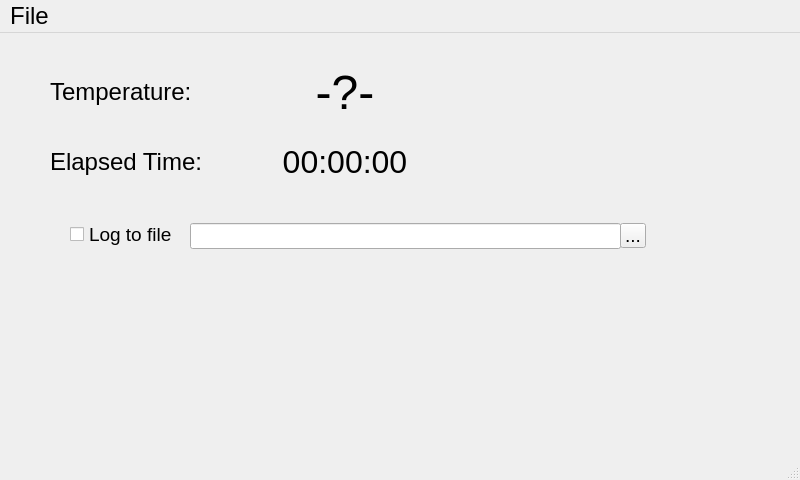
This is app/ui/form.ui in jmgrady/rpi-thermometer as Qt 5 draws it before an edit. The edited form follows.
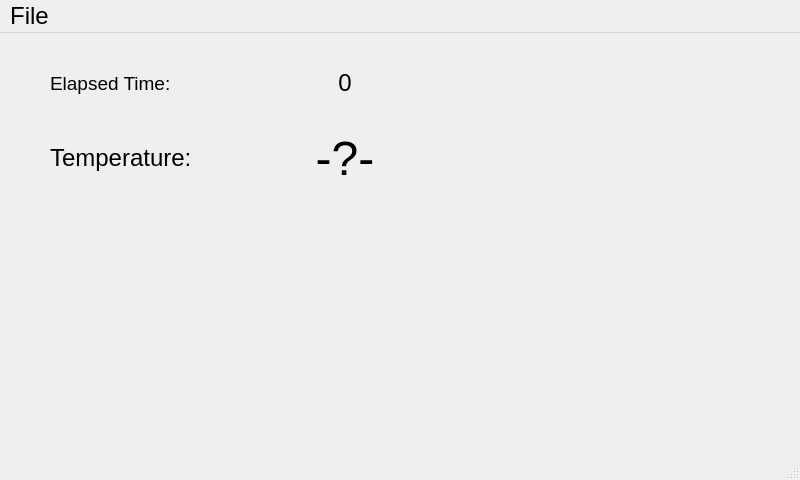
This is the edited form.

Patch:
```diff
--- a/app/ui/form.ui
+++ b/app/ui/form.ui
@@ -31,38 +31,11 @@
       <x>50</x>
       <y>20</y>
       <width>391</width>
-      <height>133</height>
+      <height>144</height>
      </rect>
     </property>
     <layout class="QGridLayout" name="gridLayout">
-     <item row="0" column="1">
-      <widget class="QLabel" name="tempValue">
-       <property name="font">
-        <font>
-         <pointsize>36</pointsize>
-        </font>
-       </property>
-       <property name="text">
-        <string>-?-</string>
-       </property>
-       <property name="alignment">
-        <set>Qt::AlignmentFlag::AlignCenter</set>
-       </property>
-      </widget>
-     </item>
      <item row="1" column="0">
-      <widget class="QLabel" name="timeLabel">
-       <property name="font">
-        <font>
-         <pointsize>18</pointsize>
-        </font>
-       </property>
-       <property name="text">
-        <string>Elapsed Time:</string>
-       </property>
-      </widget>
-     </item>
-     <item row="0" column="0">
       <widget class="QLabel" name="tempLabel">
        <property name="minimumSize">
         <size>
@@ -81,14 +54,41 @@
       </widget>
      </item>
      <item row="1" column="1">
+      <widget class="QLabel" name="tempValue">
+       <property name="font">
+        <font>
+         <pointsize>36</pointsize>
+        </font>
+       </property>
+       <property name="text">
+        <string>-?-</string>
+       </property>
+       <property name="alignment">
+        <set>Qt::AlignmentFlag::AlignCenter</set>
+       </property>
+      </widget>
+     </item>
+     <item row="0" column="0">
+      <widget class="QLabel" name="timeLabel">
+       <property name="font">
+        <font>
+         <pointsize>14</pointsize>
+        </font>
+       </property>
+       <property name="text">
+        <string>Elapsed Time:</string>
+       </property>
+      </widget>
+     </item>
+     <item row="0" column="1">
       <widget class="QLabel" name="elapsedTimeValue">
        <property name="font">
         <font>
-         <pointsize>24</pointsize>
+         <pointsize>18</pointsize>
         </font>
        </property>
        <property name="text">
-        <string>00:00:00</string>
+        <string>0</string>
        </property>
        <property name="alignment">
         <set>Qt::AlignmentFlag::AlignCenter</set>
@@ -97,42 +97,6 @@
      </item>
     </layout>
    </widget>
-   <widget class="QCheckBox" name="loggingEnabled">
-    <property name="geometry">
-     <rect>
-      <x>70</x>
-      <y>190</y>
-      <width>141</width>
-      <height>23</height>
-     </rect>
-    </property>
-    <property name="text">
-     <string>Log to file</string>
-    </property>
-   </widget>
-   <widget class="QLineEdit" name="lineEdit">
-    <property name="geometry">
-     <rect>
-      <x>190</x>
-      <y>190</y>
-      <width>431</width>
-      <height>26</height>
-     </rect>
-    </property>
-   </widget>
-   <widget class="QToolButton" name="toolButton">
-    <property name="geometry">
-     <rect>
-      <x>620</x>
-      <y>190</y>
-      <width>26</width>
-      <height>25</height>
-     </rect>
-    </property>
-    <property name="text">
-     <string>...</string>
-    </property>
-   </widget>
   </widget>
   <widget class="QMenuBar" name="menubar">
    <property name="geometry">
```
Left out of the diff: 5 changed lines with no effect on the pictures.
